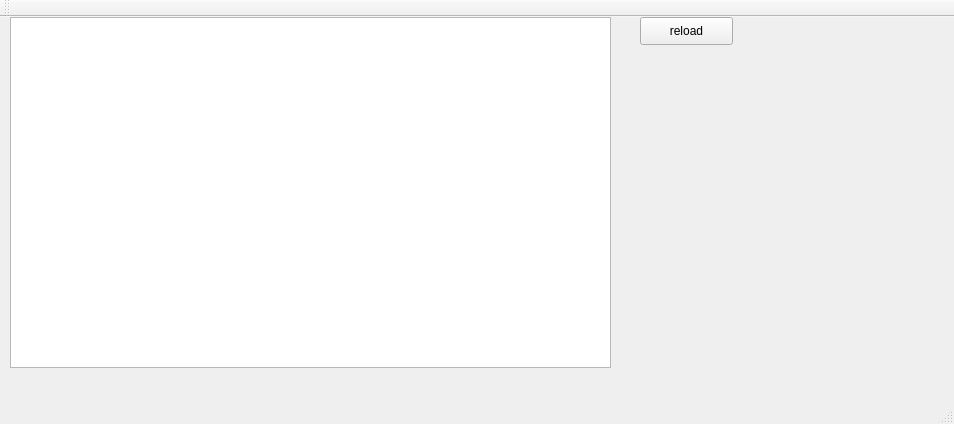
Before: the Qt Designer form bebone/bebone.ui in Wingseter/bebone, drawn with Qt 5.
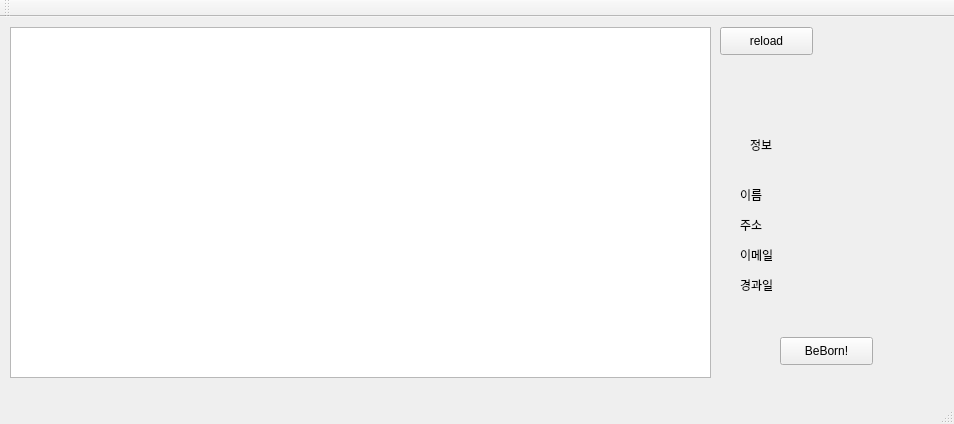
After: the same form once the commit is applied.

Commit message: 테이블 클릭 이벤트 추가

The edit to the form file:
```diff
--- a/bebone/bebone.ui
+++ b/bebone/bebone.ui
@@ -17,8 +17,8 @@
    <widget class="QPushButton" name="refreshButton">
     <property name="geometry">
      <rect>
-      <x>640</x>
-      <y>0</y>
+      <x>720</x>
+      <y>10</y>
       <width>93</width>
       <height>28</height>
      </rect>
@@ -31,12 +31,142 @@
     <property name="geometry">
      <rect>
       <x>10</x>
-      <y>0</y>
-      <width>601</width>
+      <y>10</y>
+      <width>701</width>
       <height>351</height>
      </rect>
     </property>
    </widget>
+   <widget class="QPushButton" name="beboneButton">
+    <property name="geometry">
+     <rect>
+      <x>780</x>
+      <y>320</y>
+      <width>93</width>
+      <height>28</height>
+     </rect>
+    </property>
+    <property name="text">
+     <string>BeBorn!</string>
+    </property>
+   </widget>
+   <widget class="QLabel" name="label">
+    <property name="geometry">
+     <rect>
+      <x>740</x>
+      <y>170</y>
+      <width>64</width>
+      <height>15</height>
+     </rect>
+    </property>
+    <property name="text">
+     <string>이름</string>
+    </property>
+   </widget>
+   <widget class="QLabel" name="label_2">
+    <property name="geometry">
+     <rect>
+      <x>740</x>
+      <y>200</y>
+      <width>64</width>
+      <height>15</height>
+     </rect>
+    </property>
+    <property name="text">
+     <string>주소</string>
+    </property>
+   </widget>
+   <widget class="QLabel" name="label_3">
+    <property name="geometry">
+     <rect>
+      <x>740</x>
+      <y>230</y>
+      <width>64</width>
+      <height>15</height>
+     </rect>
+    </property>
+    <property name="text">
+     <string>이메일</string>
+    </property>
+   </widget>
+   <widget class="QLabel" name="label_4">
+    <property name="geometry">
+     <rect>
+      <x>740</x>
+      <y>260</y>
+      <width>64</width>
+      <height>15</height>
+     </rect>
+    </property>
+    <property name="text">
+     <string>경과일</string>
+    </property>
+   </widget>
+   <widget class="QLabel" name="name">
+    <property name="geometry">
+     <rect>
+      <x>800</x>
+      <y>170</y>
+      <width>64</width>
+      <height>15</height>
+     </rect>
+    </property>
+    <property name="text">
+     <string/>
+    </property>
+   </widget>
+   <widget class="QLabel" name="address">
+    <property name="geometry">
+     <rect>
+      <x>800</x>
+      <y>200</y>
+      <width>64</width>
+      <height>15</height>
+     </rect>
+    </property>
+    <property name="text">
+     <string/>
+    </property>
+   </widget>
+   <widget class="QLabel" name="email">
+    <property name="geometry">
+     <rect>
+      <x>800</x>
+      <y>230</y>
+      <width>64</width>
+      <height>15</height>
+     </rect>
+    </property>
+    <property name="text">
+     <string/>
+    </property>
+   </widget>
+   <widget class="QLabel" name="last">
+    <property name="geometry">
+     <rect>
+      <x>800</x>
+      <y>260</y>
+      <width>64</width>
+      <height>15</height>
+     </rect>
+    </property>
+    <property name="text">
+     <string/>
+    </property>
+   </widget>
+   <widget class="QLabel" name="label_5">
+    <property name="geometry">
+     <rect>
+      <x>750</x>
+      <y>120</y>
+      <width>64</width>
+      <height>15</height>
+     </rect>
+    </property>
+    <property name="text">
+     <string>정보</string>
+    </property>
+   </widget>
   </widget>
   <widget class="QMenuBar" name="menuBar">
    <property name="geometry">
```
The commit also changes 2 other files.
